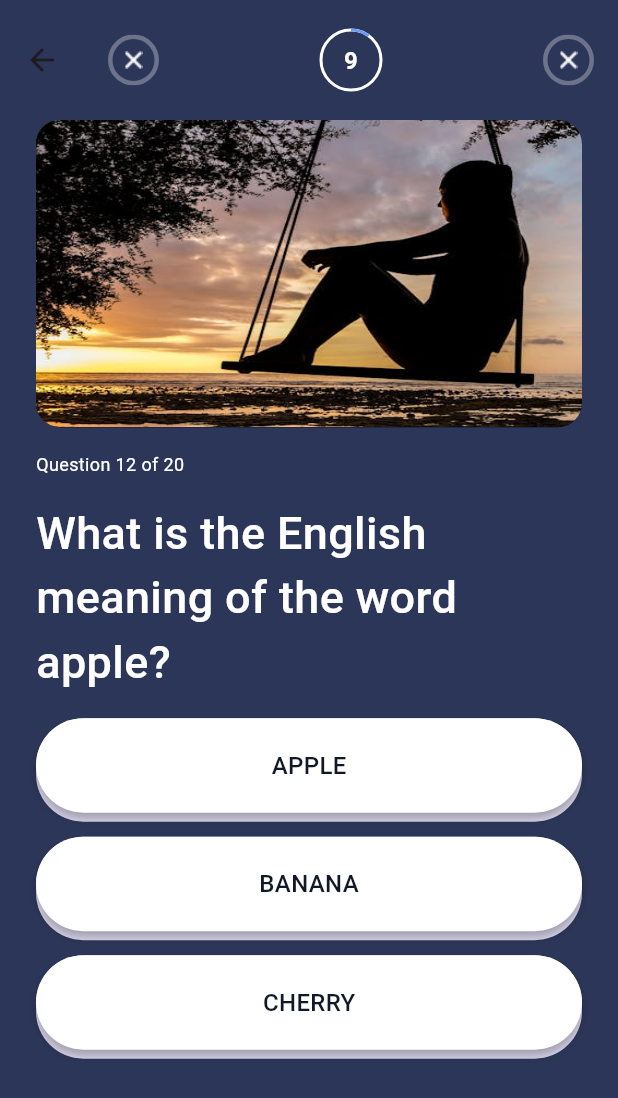
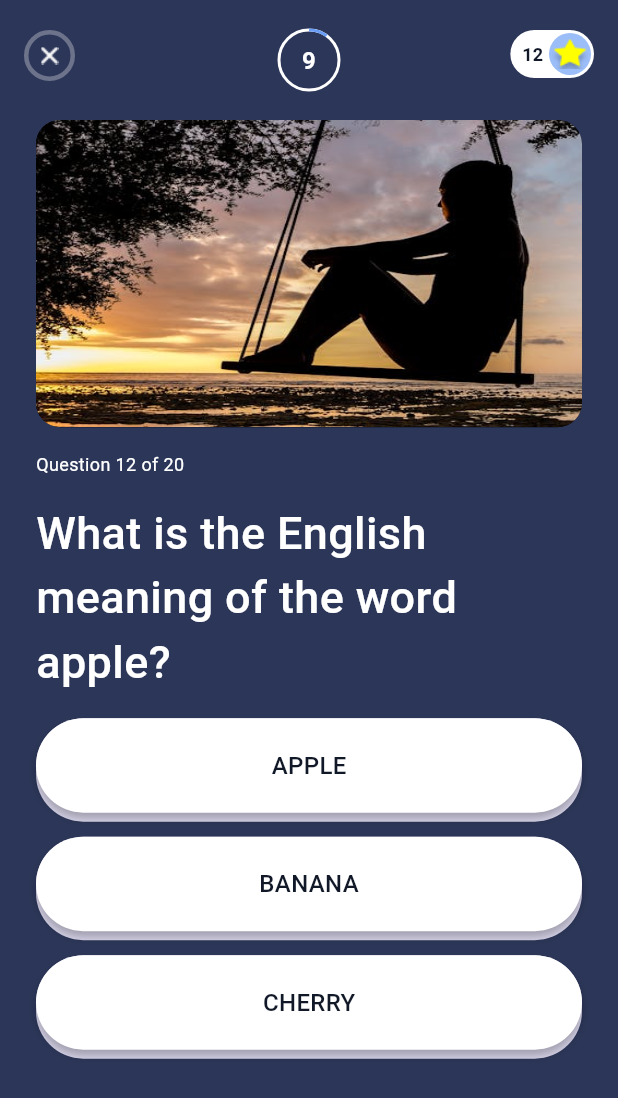
Before and after one commit to DargaHasanBasri/word_prime, a Flutter app: the QuizPage screen opened directly, on a phone screen of 412 x 824 dp. Shown: the top 1098 px of the screen. Run offline on Flutter 3.47's test engine with Material 3 defaults, Android fonts, the phone set to English and light mode, and no system bars; our stand-ins replace cached_network_image, dotted_border, easy_localization, get_it; network calls fail.

Commit message:
Update quiz page
and custom app popup

```diff
--- a/lib/base/base_stateful_state.dart
+++ b/lib/base/base_stateful_state.dart
@@ -14,7 +14,7 @@ abstract class BaseStatefulState<T extends StatefulWidget> extends State<T> {
       builder: (context) {
         return Dialog(
           shape: RoundedRectangleBorder(
-            borderRadius: BorderRadius.circular(6),
+            borderRadius: BorderRadius.circular(8),
           ),
           insetPadding: EdgeInsets.symmetric(horizontal: 24),
           elevation: 0,
--- a/lib/main.dart
+++ b/lib/main.dart
@@ -41,7 +41,7 @@ class MyApp extends StatelessWidget {
       ),
       navigatorKey: locator<AppRoutes>().baseNavigatorKey,
       onGenerateRoute: Routes.generateRoute,
-      initialRoute: Routes.Quiz,
+      initialRoute: Routes.MainTab,
       builder: (context, widget) {
         return widget!;
       },
--- a/lib/ui/pages/activity/activity_page.dart
+++ b/lib/ui/pages/activity/activity_page.dart
@@ -9,7 +9,7 @@ class ActivityPage extends StatefulWidget {
   State<ActivityPage> createState() => _ActivityPageState();
 }
 
-class _ActivityPageState extends State<ActivityPage> {
+class _ActivityPageState extends BaseStatefulState<ActivityPage> {
   @override
   Widget build(BuildContext context) {
     return Scaffold(
@@ -39,7 +39,9 @@ class _ActivityPageState extends State<ActivityPage> {
                 title: LocaleKeys.activityPage_addedWordsQuiz.locale,
                 chapterCount: 10,
                 isZeroChapterCount: false,
-                onTapStart: () {},
+                onTapStart: () {
+                  appRoutes.navigateTo(Routes.Quiz);
+                },
               ),
             ),
             SizedBox(width: 16),
--- a/lib/ui/pages/quiz/components/answer_options.dart
+++ b/lib/ui/pages/quiz/components/answer_options.dart
@@ -43,7 +43,11 @@ class AnswerOptions extends StatelessWidget {
                       borderRadius: BorderRadius.circular(100),
                       boxShadow: [
                         BoxShadow(
-                          color: AppColors.iron,
+                          color: isSelected
+                              ? isCorrect
+                                  ? AppColors.greenishTeal
+                                  : AppColors.artyClickRed
+                              : AppColors.iron,
                           offset: Offset(0, 6),
                         ),
                       ],
@@ -69,7 +73,8 @@ class AnswerOptions extends StatelessWidget {
                       child: Text(
                         option,
                         style: TextStyle(
-                          color: AppColors.mirage,
+                          color:
+                              isSelected ? AppColors.white : AppColors.mirage,
                           fontSize: 16,
                           fontWeight: FontWeight.w500,
                         ),
--- a/lib/ui/pages/quiz/quiz_page.dart
+++ b/lib/ui/pages/quiz/quiz_page.dart
@@ -1,5 +1,6 @@
 import 'package:word_prime/export.dart';
 import 'package:word_prime/ui/pages/quiz/components/answer_options.dart';
+import 'package:word_prime/ui/widgets/custom_app_popup.dart';
 import 'package:word_prime/ui/widgets/custom_timer_progress_indicator.dart';
 
 class QuizPage extends StatefulWidget {
@@ -105,15 +106,50 @@ class _QuizPageState extends BaseStatefulState<QuizPage> {
     return AppBar(
       backgroundColor: AppColors.rhino,
       toolbarHeight: AppSizes.toolbarHeight,
-      title: Row(
-        mainAxisAlignment: MainAxisAlignment.spaceBetween,
+      automaticallyImplyLeading: false,
+      title: Stack(
         children: [
-          Material(
+          _exitButton(),
+          Center(
+            child: CustomTimerProgressIndicator(
+              time: _vm.seconds,
+            ),
+          ),
+          Align(
+            alignment: Alignment.topRight,
+            child: _scoreBoard(),
+          ),
+        ],
+      ),
+    );
+  }
+
+  Widget _exitButton() {
+    return Material(
       color: Colors.transparent,
       child: InkWell(
         borderRadius: BorderRadius.circular(50),
         splashColor: AppColors.white.withOpacity(0.1),
-              onTap: () {},
+        onTap: () {
+          _vm.stopTimer(reset: false);
+          showPopupDialog(
+            context: context,
+            child: Padding(
+              padding: AppPaddings.appPaddingHorizontal,
+              child: CustomAppPopup(
+                title: 'Gönderiniz silinsin mi?',
+                subTitle: 'Silmek istediğinizden emin misiniz?',
+                onTapCancelButton: () {
+                  appRoutes.popIfBackStackNotEmpty();
+                  _vm.startTimer();
+                },
+                onTapConfirmButton: () {
+                  appRoutes.popPages(2);
+                },
+              ),
+            ),
+          );
+        },
         child: Ink(
           padding: EdgeInsets.all(8),
           decoration: BoxDecoration(
@@ -130,31 +166,41 @@ class _QuizPageState extends BaseStatefulState<QuizPage> {
           ),
         ),
       ),
+    );
+  }
+
+  Widget _scoreBoard() {
+    return Container(
+      padding: EdgeInsets.symmetric(vertical: 2) +
+          EdgeInsets.only(right: 2, left: 8),
+      decoration: ShapeDecoration(
+        shape: StadiumBorder(side: BorderSide.none),
+        color: AppColors.white,
       ),
-          CustomTimerProgressIndicator(
-            time: _vm.seconds,
-          ),
-          Material(
-            color: Colors.transparent,
-            child: InkWell(
-              borderRadius: BorderRadius.circular(50),
-              splashColor: AppColors.white.withOpacity(0.1),
-              onTap: () {},
-              child: Ink(
-                padding: EdgeInsets.all(8),
-                decoration: BoxDecoration(
-                  borderRadius: BorderRadius.circular(50),
-                  border: Border.all(
-                    color: AppColors.white.withOpacity(0.30),
-                    width: 3,
+      child: Row(
+        mainAxisAlignment: MainAxisAlignment.end,
+        mainAxisSize: MainAxisSize.min,
+        children: [
+          Text(
+            '12',
+            style: TextStyle(
+              color: AppColors.mirage,
+              fontSize: 12,
+              fontWeight: FontWeight.w700,
+              overflow: TextOverflow.ellipsis,
             ),
           ),
+          SizedBox(width: 4),
+          Container(
+            padding: EdgeInsets.all(2),
+            decoration: BoxDecoration(
+              color: AppColors.pastelBlue,
+              borderRadius: BorderRadius.circular(50),
+            ),
             child: Image.asset(
-                  AppAssets.icClosePath,
-                  width: 12,
-                  height: 12,
-                ),
-              ),
+              AppAssets.icScorePath,
+              width: 24,
+              height: 24,
             ),
           ),
         ],
```
Also changed, not shown: lib/ui/widgets/custom_app_popup.dart (added, +73 -0 lines), assets/images/ic_deer.png (added), assets/images/ic_score.png. Lines whose indentation alone changed are shown as unchanged.
